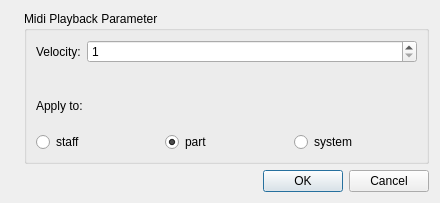
This is mscore/mscore/dynamicproperties.ui in musescore/musescore-old as Qt 5 draws it before an edit. The edited form follows.
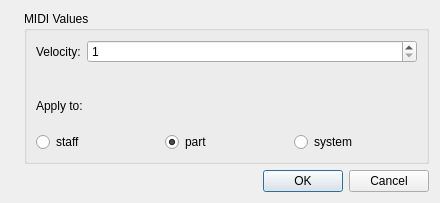
This is the edited form. Icons and pictures are not drawn.

Diff of the .ui file:
```diff
--- a/mscore/mscore/dynamicproperties.ui
+++ b/mscore/mscore/dynamicproperties.ui
@@ -36,7 +36,7 @@
    <item row="0" column="1">
     <widget class="QGroupBox" name="groupBox">
      <property name="title">
-      <string>Midi Playback Parameter</string>
+      <string>MIDI Values</string>
      </property>
      <property name="flat">
       <bool>true</bool>
```
Left out of the diff: 4 changed lines with no effect on the pictures.
